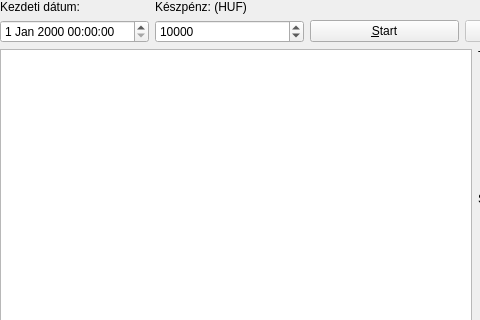
First picture: the form in intellistock/ui/ui_simulation.ui, repository morta-code/IntelliStock, before the edit; both pictures show x 0 to 480 and y 0 to 320 of the 614 by 476 pixel window.
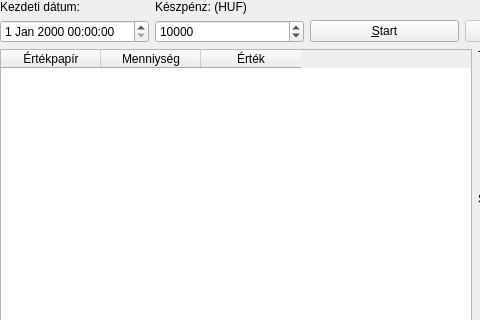
Second picture: the form after the edit.

What changed in the file:
```diff
--- a/intellistock/ui/ui_simulation.ui
+++ b/intellistock/ui/ui_simulation.ui
@@ -71,7 +71,23 @@
    <item>
     <layout class="QHBoxLayout" name="horizontalLayout">
      <item>
-      <widget class="QTableWidget" name="tableWidget"/>
+      <widget class="QTableWidget" name="tableWidget">
+       <column>
+        <property name="text">
+         <string>Értékpapír</string>
+        </property>
+       </column>
+       <column>
+        <property name="text">
+         <string>Menniység</string>
+        </property>
+       </column>
+       <column>
+        <property name="text">
+         <string>Érték</string>
+        </property>
+       </column>
+      </widget>
      </item>
      <item>
       <layout class="QVBoxLayout" name="verticalLayout">
```
